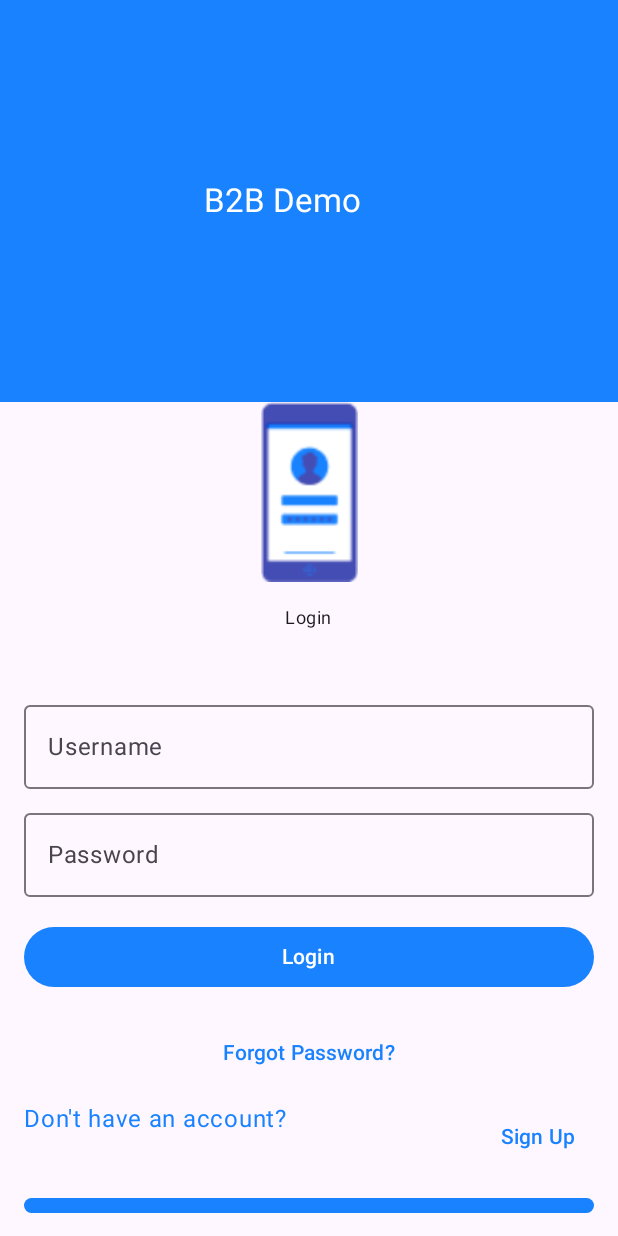
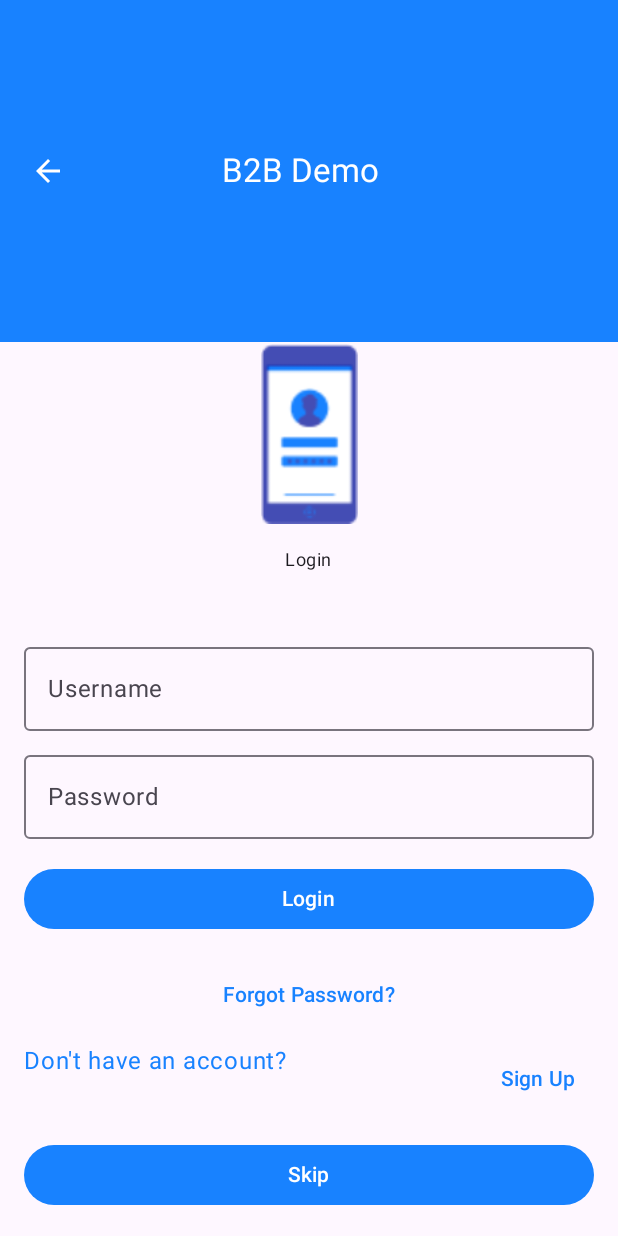
Before and after one commit to nahidhasan007/Compose, an Android app built with Jetpack Compose: the screen it shows after launch (MainActivity), after a tap on "Login", on a phone screen of 412 x 824 dp. Run offline under Robolectric (Android 15) with nearby library versions, the phone set to English and light mode, and no system bars.

Commit message:
Demo B2B app completed using jetpack compose

```diff
--- a/app/src/main/java/com/example/composebasic/MainActivity.kt
+++ b/app/src/main/java/com/example/composebasic/MainActivity.kt
@@ -3,15 +3,20 @@ package com.example.composebasic
 import android.os.Bundle
 import androidx.activity.ComponentActivity
 import androidx.activity.compose.setContent
+import androidx.compose.foundation.clickable
 import androidx.compose.foundation.layout.Box
 import androidx.compose.foundation.layout.padding
+import androidx.compose.material.icons.Icons
+import androidx.compose.material.icons.filled.ArrowBack
 import androidx.compose.material3.ExperimentalMaterial3Api
+import androidx.compose.material3.Icon
 import androidx.compose.material3.Scaffold
 import androidx.compose.material3.Text
 import androidx.compose.material3.TopAppBar
 import androidx.compose.material3.TopAppBarDefaults
 import androidx.compose.ui.Modifier
 import androidx.compose.ui.graphics.Color
+import androidx.compose.ui.graphics.graphicsLayer
 import androidx.compose.ui.text.style.TextAlign
 import androidx.compose.ui.unit.dp
 import androidx.lifecycle.ViewModelProvider
@@ -46,7 +51,6 @@ class MainActivity : ComponentActivity() {
         super.onCreate(savedInstanceState)
         setContent {
             ComposeBasicTheme {
-                // A surface container using the 'background' color from the theme
                 Scaffold(
                     topBar = {
                         TopAppBar(
@@ -54,17 +58,23 @@ class MainActivity : ComponentActivity() {
                                 Text(
                                     text = "B2B Demo",
                                     textAlign = TextAlign.Center,
-                                    modifier = Modifier.padding(120.dp)
+                                    modifier = Modifier.padding(100.dp)
                                 )
                             }, colors = TopAppBarDefaults.largeTopAppBarColors(
                                 containerColor = Primary,
                                 titleContentColor = Color.White,
                             ),
                             navigationIcon = {
-//                                Icon(
-//                                    Icons.Default.ArrowBack,
-//                                    contentDescription = "Back"
-//                                )
+                                Icon(
+                                    Icons.Default.ArrowBack,
+                                    contentDescription = "Back",
+                                    tint = Color.White,
+                                    modifier = Modifier
+                                        .padding(start = 16.dp)
+                                        .clickable {
+                                            onBackPressed()
+                                        }
+                                )
                             }
                         )
                     }
--- a/app/src/main/java/com/example/composebasic/screens/Login.kt
+++ b/app/src/main/java/com/example/composebasic/screens/Login.kt
@@ -1,6 +1,7 @@
 package com.example.composebasic.screens
 
 import android.annotation.SuppressLint
+import android.widget.Toast
 import androidx.compose.foundation.Image
 import androidx.compose.foundation.background
 import androidx.compose.foundation.layout.*
@@ -15,13 +16,17 @@ import androidx.compose.material3.Scaffold
 import androidx.compose.material3.Text
 import androidx.compose.material3.TextButton
 import androidx.compose.runtime.Composable
+import androidx.compose.runtime.LaunchedEffect
+import androidx.compose.runtime.currentCompositionLocalContext
 import androidx.compose.runtime.getValue
 import androidx.compose.runtime.mutableStateOf
 import androidx.compose.runtime.remember
+import androidx.compose.runtime.rememberCoroutineScope
 import androidx.compose.runtime.setValue
 import androidx.compose.ui.Alignment
 import androidx.compose.ui.Modifier
 import androidx.compose.ui.graphics.Color
+import androidx.compose.ui.platform.LocalContext
 import androidx.compose.ui.res.painterResource
 import androidx.compose.ui.text.input.ImeAction
 import androidx.compose.ui.text.input.KeyboardType
@@ -37,6 +42,8 @@ import com.example.composebasic.ui.theme.Primary
 @Composable
 fun LoginScreen(navController: NavController?) {
     var username: String by remember { mutableStateOf("") }
+
+    val context = LocalContext.current
 
     var password: String by remember {
         mutableStateOf("")
@@ -104,6 +111,10 @@ fun LoginScreen(navController: NavController?) {
                     onClick = {
                         if (validateLogin(username, password)) {
                             navController?.navigate(route = Screen.Country.route)
+                            Toast.makeText(context, "Login Successful!", Toast.LENGTH_SHORT).show()
+                        }
+                        else {
+                            Toast.makeText(context, "Invalid Credentials!", Toast.LENGTH_SHORT).show()
                         }
                     },
                     modifier = Modifier
@@ -165,6 +176,7 @@ fun validateLogin(username: String, password: String): Boolean {
     return username == "Nahid" && password == "nahid351"
 }
 
+
 @Preview
 @Composable
 fun PreviewLoginScreen() {
```
